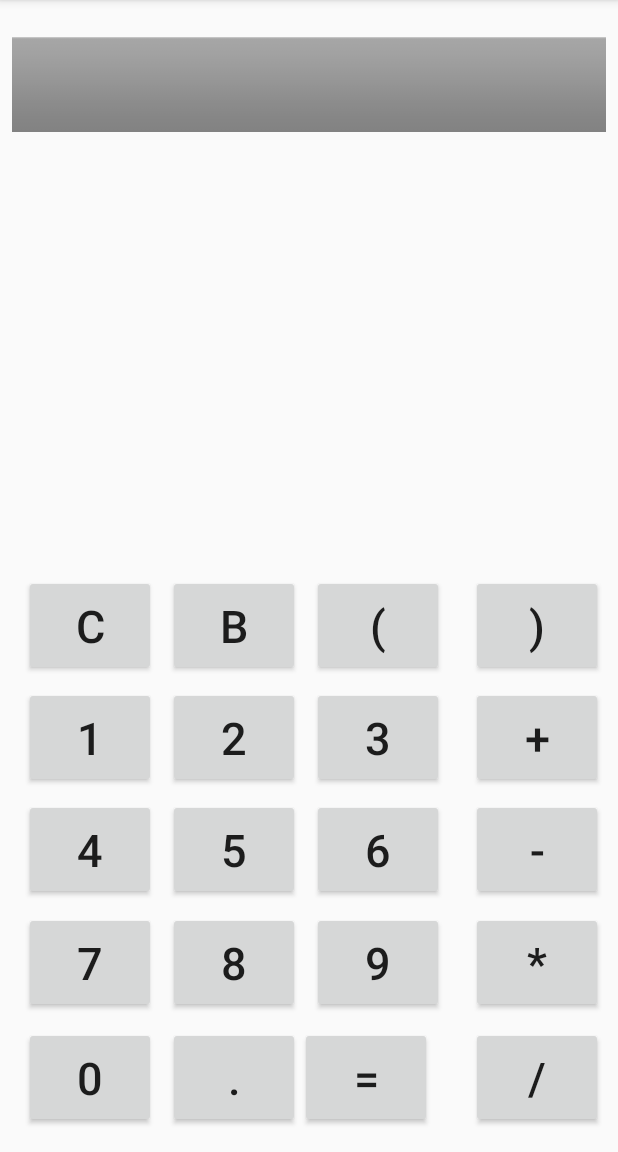
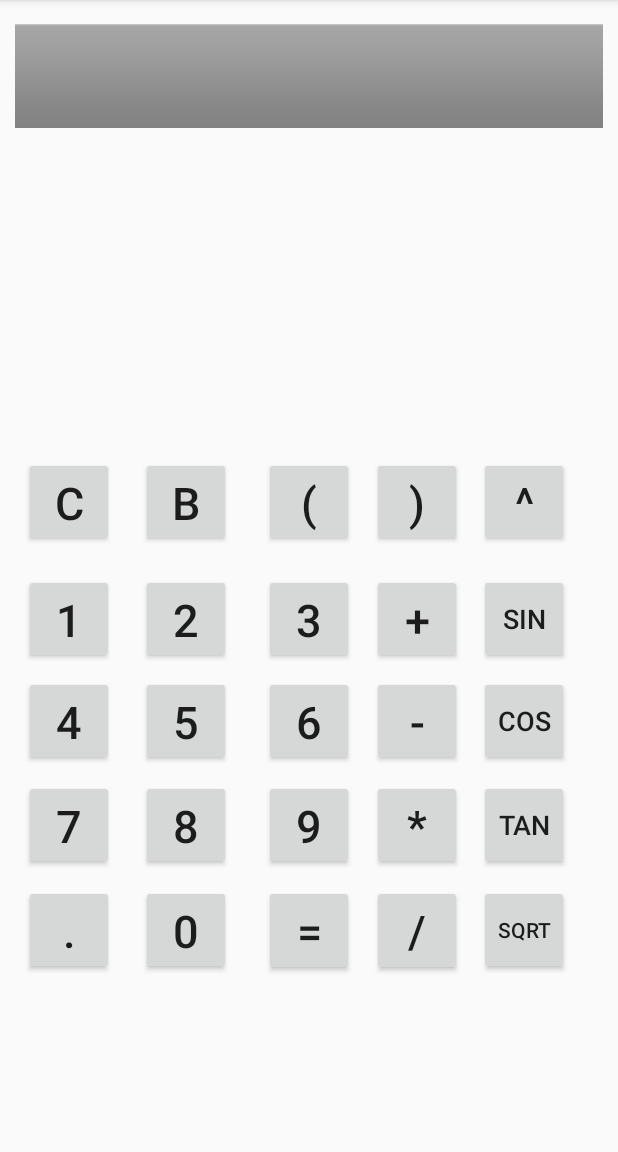
Before and after one commit to anik041/My-Calculator, an Android app: the screen it shows after launch (MainActivity), on a phone screen of 412 x 824 dp, the part 84-1236 px from its top. Run offline under Robolectric (Android 15) with nearby library versions, the phone set to English and light mode, and no system bars.

Commit message:
advanced feature is implemented.

```diff
--- a/app/src/main/java/com/interview/raihan/mycalculator/MainActivity.java
+++ b/app/src/main/java/com/interview/raihan/mycalculator/MainActivity.java
@@ -9,7 +9,8 @@ import android.widget.TextView;
 public class MainActivity extends AppCompatActivity {
 
     private int[] _numericButtons = {R.id.button_0,R.id.button_1,R.id.button_2,R.id.button_3,R.id.button_4,R.id.button_5,R.id.button_6,R.id.button_7,R.id.button_8,R.id.button_9};
-    private int[] _operatorButtons = {R.id.button_Add,R.id.button_Subtract,R.id.button_Multiply,R.id.button_Divide,R.id.button_Braket_Open,R.id.button_Braket_Close};
+    private int[] _operatorButtons = {R.id.button_Add,R.id.button_Subtract,R.id.button_Multiply,R.id.button_Divide,R.id.button_Braket_Open,R.id.button_Braket_Close,R.id.button_Sin,R.id.button_Cos,R.id.button_Tan,R.id.button_Sqrt,R.id.button_Power};
+
     private TextView _currentText;
     private boolean _haveDot;
     private boolean _haveError;
--- a/app/src/main/res/layout/activity_main.xml
+++ b/app/src/main/res/layout/activity_main.xml
@@ -4,110 +4,187 @@
     xmlns:tools="http://schemas.android.com/tools"
     android:layout_width="match_parent"
     android:layout_height="match_parent"
-    tools:context="com.interview.raihan.mycalculator.MainActivity">
+    tools:context="com.interview.raihan.mycalculator.MainActivity"
+    tools:layout_editor_absoluteY="81dp"
+    tools:layout_editor_absoluteX="0dp">
+
+    <Button
+        android:id="@+id/button_Cos"
+        android:layout_width="60dp"
+        android:layout_height="60dp"
+        android:text="cos"
+        android:textSize="18sp"
+        tools:layout_constraintRight_creator="1"
+        tools:layout_constraintBottom_creator="1"
+        app:layout_constraintBottom_toTopOf="@+id/button_Tan"
+        app:layout_constraintRight_toRightOf="@+id/button_Sin"
+        tools:layout_constraintLeft_creator="1"
+        android:layout_marginBottom="9dp"
+        app:layout_constraintLeft_toLeftOf="@+id/button_Sin" />
+
+    <Button
+        android:id="@+id/button_Tan"
+        android:layout_width="60dp"
+        android:layout_height="60dp"
+        android:text="tan"
+        android:textSize="18sp"
+        tools:layout_constraintRight_creator="1"
+        tools:layout_constraintBottom_creator="1"
+        app:layout_constraintBottom_toTopOf="@+id/button_Sqrt"
+        app:layout_constraintRight_toRightOf="@+id/button_Cos"
+        tools:layout_constraintLeft_creator="1"
+        android:layout_marginBottom="10dp"
+        app:layout_constraintLeft_toLeftOf="@+id/button_Cos" />
+
+    <Button
+        android:id="@+id/button_Sqrt"
+        android:layout_width="60dp"
+        android:layout_height="60dp"
+        android:text="sqrt"
+        android:textSize="14sp"
+        tools:layout_constraintTop_creator="1"
+        tools:layout_constraintRight_creator="1"
+        tools:layout_constraintBottom_creator="1"
+        app:layout_constraintBottom_toBottomOf="@+id/button_Divide"
+        app:layout_constraintRight_toRightOf="@+id/button_Tan"
+        tools:layout_constraintLeft_creator="1"
+        app:layout_constraintLeft_toLeftOf="@+id/button_Tan"
+        app:layout_constraintTop_toTopOf="@+id/button_Divide"
+        app:layout_constraintHorizontal_bias="0.0"
+        app:layout_constraintVertical_bias="0.0" />
+
+    <Button
+        android:id="@+id/button_Sin"
+        android:layout_width="60dp"
+        android:layout_height="60dp"
+        android:text="sin"
+        android:textSize="18sp"
+        tools:layout_constraintRight_creator="1"
+        tools:layout_constraintBottom_creator="1"
+        app:layout_constraintBottom_toTopOf="@+id/button_Cos"
+        app:layout_constraintRight_toRightOf="@+id/button_Power"
+        tools:layout_constraintLeft_creator="1"
+        android:layout_marginBottom="8dp"
+        app:layout_constraintLeft_toLeftOf="@+id/button_Power" />
+
+    <Button
+        android:id="@+id/button_Power"
+        android:layout_width="60dp"
+        android:layout_height="60dp"
+        android:text="^"
+        android:textSize="30sp"
+        tools:layout_constraintBottom_creator="1"
+        app:layout_constraintBottom_toTopOf="@+id/button_Sin"
+        android:layout_marginStart="71dp"
+        tools:layout_constraintLeft_creator="1"
+        android:layout_marginBottom="18dp"
+        app:layout_constraintLeft_toLeftOf="@+id/button_Braket_Close"
+        android:layout_marginLeft="71dp" />
 
     <Button
         android:id="@+id/button_Back"
-        android:layout_width="88dp"
-        android:layout_height="67dp"
+        android:layout_width="60dp"
+        android:layout_height="60dp"
         android:text="B"
-        android:textSize="30sp"
-        tools:layout_constraintRight_creator="1"
-        tools:layout_constraintBottom_creator="1"
-        app:layout_constraintBottom_toTopOf="@+id/button_2"
-        app:layout_constraintRight_toRightOf="@+id/button_2"
-        tools:layout_constraintLeft_creator="1"
-        android:layout_marginBottom="7dp"
-        app:layout_constraintLeft_toLeftOf="@+id/button_2"
-        app:layout_constraintHorizontal_bias="1.0" />
-
-    <Button
-        android:id="@+id/button_Braket_Open"
-        android:layout_width="88dp"
-        android:layout_height="67dp"
-        android:text="("
         android:textSize="30sp"
         app:layout_constraintRight_toLeftOf="@+id/button_Braket_Close"
         tools:layout_constraintRight_creator="1"
         tools:layout_constraintBottom_creator="1"
+        app:layout_constraintBottom_toTopOf="@+id/button_2"
+        android:layout_marginStart="88dp"
+        android:layout_marginEnd="88dp"
+        tools:layout_constraintLeft_creator="1"
+        android:layout_marginBottom="18dp"
+        app:layout_constraintLeft_toLeftOf="parent"
+        android:layout_marginLeft="88dp"
+        android:layout_marginRight="88dp" />
+
+    <Button
+        android:id="@+id/button_Braket_Open"
+        android:layout_width="60dp"
+        android:layout_height="60dp"
+        android:text="("
+        android:textSize="30sp"
+        tools:layout_constraintRight_creator="1"
+        tools:layout_constraintBottom_creator="1"
         app:layout_constraintBottom_toTopOf="@+id/button_3"
-        android:layout_marginEnd="18dp"
-        android:layout_marginBottom="7dp"
-        android:layout_marginRight="12dp" />
+        app:layout_constraintRight_toRightOf="@+id/button_3"
+        tools:layout_constraintLeft_creator="1"
+        android:layout_marginBottom="18dp"
+        app:layout_constraintLeft_toLeftOf="@+id/button_3"
+        app:layout_constraintHorizontal_bias="1.0" />
 
     <Button
         android:id="@+id/button_Braket_Close"
-        android:layout_width="88dp"
-        android:layout_height="67dp"
+        android:layout_width="60dp"
+        android:layout_height="60dp"
         android:text=")"
         android:textSize="30sp"
-        tools:layout_constraintRight_creator="1"
         tools:layout_constraintBottom_creator="1"
         app:layout_constraintBottom_toTopOf="@+id/button_Add"
-        android:layout_marginEnd="10dp"
-        app:layout_constraintRight_toRightOf="parent"
-        android:layout_marginBottom="7dp"
-        android:layout_marginRight="10dp" />
+        android:layout_marginStart="12dp"
+        tools:layout_constraintLeft_creator="1"
+        android:layout_marginBottom="18dp"
+        app:layout_constraintLeft_toRightOf="@+id/button_Braket_Open"
+        android:layout_marginLeft="12dp" />
 
     <Button
         android:id="@+id/button_Clear"
-        android:layout_width="88dp"
-        android:layout_height="67dp"
+        android:layout_width="60dp"
+        android:layout_height="60dp"
         android:text="C"
         android:textSize="30sp"
-        tools:layout_constraintBottom_creator="1"
-        app:layout_constraintBottom_toTopOf="@+id/button_1"
         android:layout_marginStart="16dp"
+        app:layout_constraintBaseline_toBaselineOf="@+id/button_Back"
+        tools:layout_constraintBaseline_creator="1"
         tools:layout_constraintLeft_creator="1"
-        android:layout_marginBottom="7dp"
         app:layout_constraintLeft_toLeftOf="parent"
-        android:layout_marginLeft="16dp" />
+        android:layout_marginLeft="10dp" />
 
     <Button
         android:id="@+id/button_0"
-        android:layout_width="88dp"
-        android:layout_height="67dp"
+        android:layout_width="60dp"
+        android:layout_height="60dp"
         android:text="0"
-        android:textSize="30sp"
-        tools:layout_constraintRight_creator="1"
-        app:layout_constraintRight_toRightOf="@+id/button_7"
-        app:layout_constraintBaseline_toBaselineOf="@+id/button_Dot"
-        tools:layout_constraintBaseline_creator="1"
-        tools:layout_constraintLeft_creator="1"
-        app:layout_constraintLeft_toLeftOf="@+id/button_7" />
-
-    <Button
-        android:id="@+id/button_Dot"
-        android:layout_width="88dp"
-        android:layout_height="67dp"
-        android:text="."
         android:textSize="30sp"
         tools:layout_constraintRight_creator="1"
         tools:layout_constraintBottom_creator="1"
         app:layout_constraintBottom_toBottomOf="parent"
         app:layout_constraintRight_toRightOf="@+id/button_8"
         tools:layout_constraintLeft_creator="1"
-        android:layout_marginBottom="16dp"
-        app:layout_constraintLeft_toLeftOf="@+id/button_8"
-        app:layout_constraintHorizontal_bias="1.0" />
+        android:layout_marginBottom="118dp"
+        app:layout_constraintLeft_toLeftOf="@+id/button_8" />
+
+    <Button
+        android:id="@+id/button_Dot"
+        android:layout_width="60dp"
+        android:layout_height="60dp"
+        android:text="."
+        android:textSize="30sp"
+        tools:layout_constraintRight_creator="1"
+        app:layout_constraintRight_toRightOf="@+id/button_7"
+        app:layout_constraintBaseline_toBaselineOf="@+id/button_0"
+        tools:layout_constraintBaseline_creator="1"
+        tools:layout_constraintLeft_creator="1"
+        app:layout_constraintLeft_toLeftOf="@+id/button_7" />
 
     <Button
         android:id="@+id/button_9"
-        android:layout_width="88dp"
-        android:layout_height="67dp"
+        android:layout_width="60dp"
+        android:layout_height="60dp"
         android:text="9"
         android:textSize="30sp"
         tools:layout_constraintRight_creator="1"
         tools:layout_constraintBottom_creator="1"
         app:layout_constraintBottom_toTopOf="@+id/button_Equal"
-        app:layout_constraintRight_toRightOf="@+id/button_6"
+        app:layout_constraintRight_toRightOf="@+id/button_Equal"
         tools:layout_constraintLeft_creator="1"
-        android:layout_marginBottom="9dp"
-        app:layout_constraintLeft_toLeftOf="@+id/button_6" />
+        android:layout_marginBottom="10dp"
+        app:layout_constraintLeft_toLeftOf="@+id/button_Equal" />
 
     <Button
         android:id="@+id/button_Divide"
-        android:layout_width="88dp"
+        android:layout_width="60dp"
         android:layout_height="0dp"
         android:text="/"
         android:textSize="30sp"
@@ -122,46 +199,49 @@
 
     <Button
         android:id="@+id/button_7"
-        android:layout_width="88dp"
-        android:layout_height="67dp"
+        android:layout_width="60dp"
+        android:layout_height="60dp"
         android:text="7"
         android:textSize="30sp"
         tools:layout_constraintRight_creator="1"
         tools:layout_constraintBottom_creator="1"
-        app:layout_constraintBottom_toTopOf="@+id/button_0"
+        app:layout_constraintBottom_toTopOf="@+id/button_Dot"
         app:layout_constraintRight_toRightOf="@+id/button_4"
         tools:layout_constraintLeft_creator="1"
-        android:layout_marginBottom="9dp"
+        android:layout_marginBottom="10dp"
         app:layout_constraintLeft_toLeftOf="@+id/button_4" />
 
     <Button
         android:id="@+id/button_8"
-        android:layout_width="88dp"
-        android:layout_height="67dp"
+        android:layout_width="60dp"
+        android:layout_height="60dp"
         android:text="8"
         android:textSize="30sp"
         tools:layout_constraintRight_creator="1"
         tools:layout_constraintBottom_creator="1"
-        app:layout_constraintBottom_toTopOf="@+id/button_Dot"
+        app:layout_constraintBottom_toTopOf="@+id/button_0"
         app:layout_constraintRight_toRightOf="@+id/button_5"
         tools:layout_constraintLeft_creator="1"
-        android:layout_marginBottom="9dp"
+        android:layout_marginBottom="10dp"
         app:layout_constraintLeft_toLeftOf="@+id/button_5" />
 
     <Button
         android:id="@+id/button_Equal"
-        android:layout_width="88dp"
-        android:layout_height="67dp"
+        android:layout_width="60dp"
+        android:layout_height="0dp"
         android:text="="
         android:textSize="30sp"
-        app:layout_constraintLeft_toRightOf="@+id/button_Dot"
-        app:layout_constraintBaseline_toBaselineOf="@+id/button_Dot"
-        tools:layout_constraintBaseline_creator="1" />
+        tools:layout_constraintRight_creator="1"
+        app:layout_constraintRight_toRightOf="parent"
+        app:layout_constraintBaseline_toBaselineOf="@+id/button_0"
+        tools:layout_constraintBaseline_creator="1"
+        tools:layout_constraintLeft_creator="1"
+        app:layout_constraintLeft_toLeftOf="parent" />
 
     <Button
         android:id="@+id/button_Multiply"
-        android:layout_width="88dp"
-        android:layout_height="67dp"
+        android:layout_width="60dp"
+        android:layout_height="60dp"
         android:text="*"
         android:textSize="30sp"
         tools:layout_constraintRight_creator="1"
@@ -169,13 +249,13 @@
         app:layout_constraintBottom_toTopOf="@+id/button_Divide"
         app:layout_constraintRight_toRightOf="@+id/button_Subtract"
         tools:layout_constraintLeft_creator="1"
-        android:layout_marginBottom="9dp"
+        android:layout_marginBottom="10dp"
         app:layout_constraintLeft_toLeftOf="@+id/button_Subtract" />
 
     <Button
         android:id="@+id/button_5"
-        android:layout_width="88dp"
-        android:layout_height="67dp"
+        android:layout_width="60dp"
+        android:layout_height="60dp"
         android:text="5"
         android:textSize="30sp"
         tools:layout_constraintRight_creator="1"
@@ -183,27 +263,27 @@
         app:layout_constraintBottom_toTopOf="@+id/button_8"
         app:layout_constraintRight_toRightOf="@+id/button_2"
         tools:layout_constraintLeft_creator="1"
-        android:layout_marginBottom="8dp"
+        android:layout_marginBottom="9dp"
         app:layout_constraintLeft_toLeftOf="@+id/button_2" />
 
     <Button
         android:id="@+id/button_3"
-        android:layout_width="88dp"
-        android:layout_height="67dp"
+        android:layout_width="60dp"
+        android:layout_height="60dp"
         android:text="3"
         android:textSize="30sp"
         tools:layout_constraintRight_creator="1"
         tools:layout_constraintBottom_creator="1"
         app:layout_constraintBottom_toTopOf="@+id/button_6"
-        app:layout_constraintRight_toRightOf="@+id/button_Braket_Open"
+        app:layout_constraintRight_toRightOf="@+id/button_6"
         tools:layout_constraintLeft_creator="1"
-        android:layout_marginBottom="7dp"
-        app:layout_constraintLeft_toLeftOf="@+id/button_Braket_Open" />
+        android:layout_marginBottom="8dp"
+        app:layout_constraintLeft_toLeftOf="@+id/button_6" />
 
     <Button
         android:id="@+id/button_Subtract"
-        android:layout_width="88dp"
-        android:layout_height="67dp"
+        android:layout_width="60dp"
+        android:layout_height="60dp"
         android:text="-"
         android:textSize="30sp"
         tools:layout_constraintRight_creator="1"
@@ -211,36 +291,35 @@
         app:layout_constraintBottom_toTopOf="@+id/button_Multiply"
         app:layout_constraintRight_toRightOf="@+id/button_Add"
         tools:layout_constraintLeft_creator="1"
-        android:layout_marginBottom="8dp"
+        android:layout_marginBottom="9dp"
         app:layout_constraintLeft_toLeftOf="@+id/button_Add" />
 
     <TextView
         android:id="@+id/CurrentText"
         android:layout_width="0dp"
-        android:layout_height="63dp"
-        android:layout_marginEnd="8dp"
-        android:layout_marginLeft="8dp"
-        android:layout_marginRight="8dp"
-        android:layout_marginStart="8dp"
+        android:layout_height="69dp"
+        android:layout_marginEnd="10dp"
+        android:layout_marginStart="10dp"
         android:background="@android:drawable/bottom_bar"
         android:elevation="0dp"
         android:gravity="right|center_vertical"
         android:paddingRight="15dp"
         android:textColor="?attr/actionModeSplitBackground"
         android:textSize="30sp"
-        app:layout_constraintBottom_toBottomOf="parent"
-        app:layout_constraintHorizontal_bias="0.0"
+        tools:layout_constraintTop_creator="1"
+        tools:layout_constraintRight_creator="1"
+        app:layout_constraintRight_toRightOf="parent"
+        android:layout_marginTop="16dp"
+        tools:layout_constraintLeft_creator="1"
         app:layout_constraintLeft_toLeftOf="parent"
-        app:layout_constraintRight_toRightOf="parent"
         app:layout_constraintTop_toTopOf="parent"
-        app:layout_constraintVertical_bias="0.035"
-        tools:layout_constraintLeft_creator="1"
-        tools:layout_constraintRight_creator="1" />
+        android:layout_marginLeft="10dp"
+        android:layout_marginRight="10dp" />
 
     <Button
         android:id="@+id/button_4"
-        android:layout_width="88dp"
-        android:layout_height="67dp"
+        android:layout_width="60dp"
+        android:layout_height="60dp"
         android:text="4"
         android:textSize="30sp"
         tools:layout_constraintRight_creator="1"
@@ -248,59 +327,55 @@
         app:layout_constraintBottom_toTopOf="@+id/button_7"
         app:layout_constraintRight_toRightOf="@+id/button_1"
         tools:layout_constraintLeft_creator="1"
-        android:layout_marginBottom="8dp"
+        android:layout_marginBottom="9dp"
         app:layout_constraintLeft_toLeftOf="@+id/button_1" />
 
     <Button
         android:id="@+id/button_1"
-        android:layout_width="88dp"
-        android:layout_height="67dp"
+        android:layout_width="60dp"
+        android:layout_height="60dp"
         android:text="1"
         android:textSize="30sp"
-        tools:layout_constraintRight_creator="1"
         tools:layout_constraintBottom_creator="1"
         app:layout_constraintBottom_toTopOf="@+id/button_4"
-        app:layout_constraintRight_toRightOf="@+id/button_Clear"
+        android:layout_marginStart="16dp"
         tools:layout_constraintLeft_creator="1"
-        android:layout_marginBottom="7dp"
-        app:layout_constraintLeft_toLeftOf="@+id/button_Clear" />
+        android:layout_marginBottom="8dp"
+        app:layout_constraintLeft_toLeftOf="parent"
+        android:layout_marginLeft="16dp" />
 
     <Button
         android:id="@+id/button_2"
-        android:layout_width="88dp"
-        android:layout_height="67dp"
+        android:layout_width="60dp"
+        android:layout_height="60dp"
         android:text="2"
         android:textSize="30sp"
         tools:layout_constraintRight_creator="1"
         tools:layout_constraintBottom_creator="1"
         app:layout_constraintBottom_toTopOf="@+id/button_5"
-        android:layout_marginStart="82dp"
-        android:layout_marginEnd="82dp"
-        app:layout_constraintRight_toRightOf="@+id/button_3"
+        app:layout_constraintRight_toRightOf="@+id/button_Back"
         tools:layout_constraintLeft_creator="1"
-        android:layout_marginBottom="7dp"
-        app:layout_constraintLeft_toLeftOf="@+id/button_1"
-        android:layout_marginLeft="82dp"
-        android:layout_marginRight="82dp" />
+        android:layout_marginBottom="8dp"
+        app:layout_constraintLeft_toLeftOf="@+id/button_Back" />
 
     <Button
         android:id="@+id/button_6"
-        android:layout_width="88dp"
-        android:layout_height="67dp"
+        android:layout_width="60dp"
+        android:layout_height="60dp"
         android:text="6"
         android:textSize="30sp"
         tools:layout_constraintRight_creator="1"
         tools:layout_constraintBottom_creator="1"
         app:layout_constraintBottom_toTopOf="@+id/button_9"
-        app:layout_constraintRight_toRightOf="@+id/button_3"
+        app:layout_constraintRight_toRightOf="@+id/button_9"
         tools:layout_constraintLeft_creator="1"
-        android:layout_marginBottom="8dp"
-        app:layout_constraintLeft_toLeftOf="@+id/button_3" />
+        android:layout_marginBottom="9dp"
+        app:layout_constraintLeft_toLeftOf="@+id/button_9" />
 
     <Button
         android:id="@+id/button_Add"
-        android:layout_width="88dp"
-        android:layout_height="67dp"
+        android:layout_width="60dp"
+        android:layout_height="60dp"
         android:text="+"
         android:textSize="30sp"
         tools:layout_constraintRight_creator="1"
@@ -308,7 +383,7 @@
         app:layout_constraintBottom_toTopOf="@+id/button_Subtract"
         app:layout_constraintRight_toRightOf="@+id/button_Braket_Close"
         tools:layout_constraintLeft_creator="1"
-        android:layout_marginBottom="7dp"
+        android:layout_marginBottom="8dp"
         app:layout_constraintLeft_toLeftOf="@+id/button_Braket_Close" />
 
 
```
